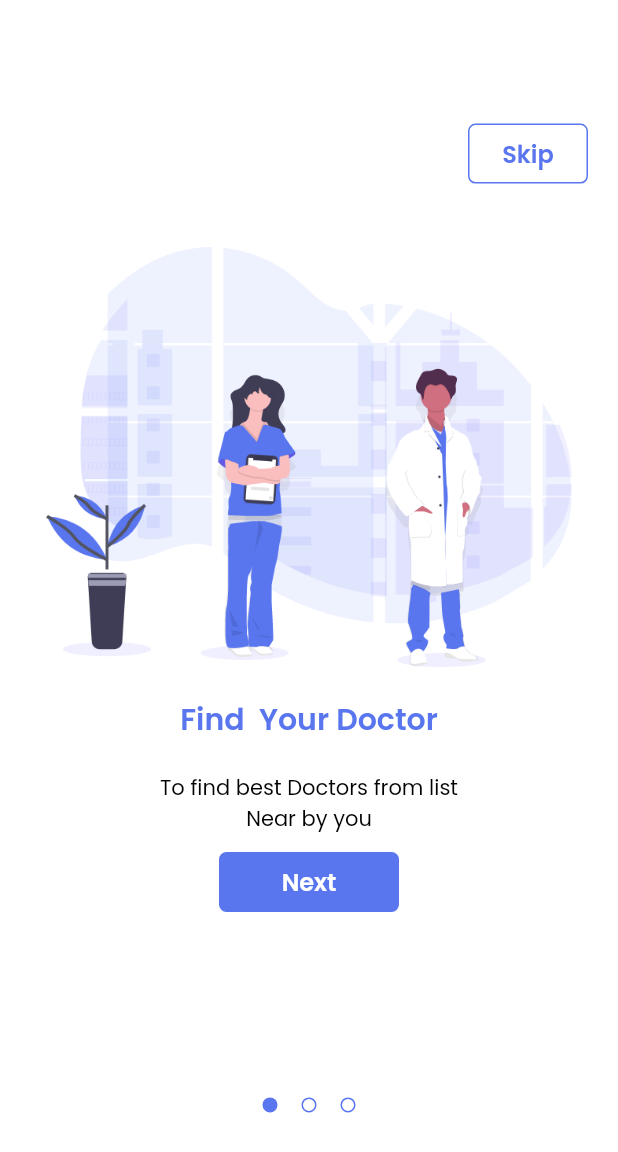
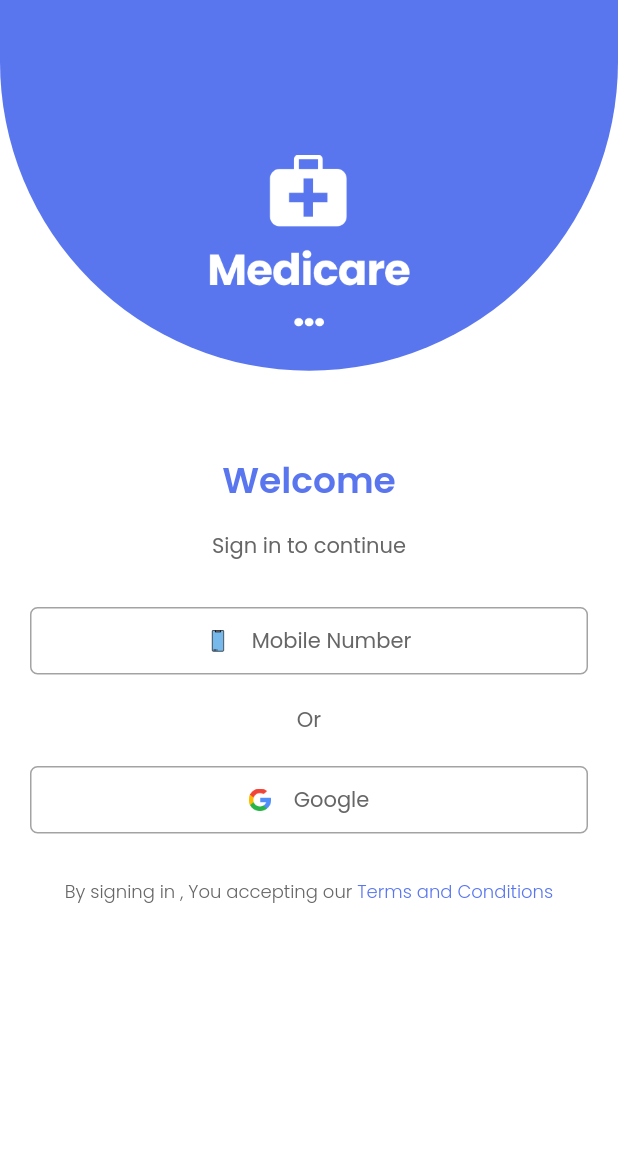
Before and after one commit to codeforany/medicare_app_flutter, a Flutter app: the OnBoardingScreen screen opened directly, after a tap on "Skip", on a phone screen of 412 x 824 dp. Shown: the top 1152 px of the screen. Run offline on Flutter 3.47's test engine with Material 3 defaults, Android fonts, the light colour scheme and no system bars; missing offline and left inert: fl_country_code_picker.

Commit message:
added login & mobile number screen with country code picker

```diff
--- /dev/null
+++ b/lib/screen/login/login_screen.dart
@@ -0,0 +1,176 @@
+import 'package:flutter/material.dart';
+import 'package:medicare/common/color_extension.dart';
+import 'package:medicare/screen/login/mobile_screen.dart';
+
+class LoginScreen extends StatefulWidget {
+  const LoginScreen({super.key});
+
+  @override
+  State<LoginScreen> createState() => _LoginScreenState();
+}
+
+class _LoginScreenState extends State<LoginScreen> {
+  @override
+  Widget build(BuildContext context) {
+    return Scaffold(
+      backgroundColor: Colors.white,
+      body: Column(
+        crossAxisAlignment: CrossAxisAlignment.center,
+        children: [
+          Stack(
+            alignment: Alignment.bottomCenter,
+            children: [
+              Container(
+                width: double.maxFinite,
+                height: context.width * 0.6,
+                decoration: BoxDecoration(
+                  color: TColor.primary,
+                  borderRadius: BorderRadius.only(
+                    bottomLeft: Radius.circular(context.width),
+                    bottomRight: Radius.circular(context.width),
+                  ),
+                ),
+              ),
+              Padding(
+                padding: const EdgeInsets.only(bottom: 20),
+                child: Image.asset(
+                  "assets/img/splash_logo.png",
+                  width: context.width * 0.33,
+                ),
+              )
+            ],
+          ),
+          const Spacer(),
+          Text(
+            "Welcome",
+            style: TextStyle(
+              color: TColor.primary,
+              fontSize: 24,
+              fontWeight: FontWeight.w600,
+            ),
+          ),
+          const SizedBox(
+            height: 15,
+          ),
+          Text(
+            "Sign in to continue",
+            style: TextStyle(
+              color: TColor.primaryText,
+              fontSize: 14,
+            ),
+          ),
+          const SizedBox(
+            height: 30,
+          ),
+          Padding(
+            padding: const EdgeInsets.symmetric(horizontal: 20),
+            child: InkWell(
+              onTap: () {
+                context.push( const MobileScreen() );
+              },
+              child: Container(
+                width: double.maxFinite,
+                height: 45,
+                decoration: BoxDecoration(
+                  borderRadius: BorderRadius.circular(5),
+                  border: Border.all(color: TColor.placeholder, width: 1),
+                ),
+                child: Row(
+                  mainAxisAlignment: MainAxisAlignment.center,
+                  children: [
+                    Image.asset(
+                      "assets/img/phone_ic.png",
+                      width: 15,
+                    ),
+                    const SizedBox(
+                      width: 15,
+                    ),
+                    Text(
+                      "Mobile Number",
+                      style: TextStyle(
+                        color: TColor.primaryText,
+                        fontSize: 14,
+                      ),
+                    ),
+                  ],
+                ),
+              ),
+            ),
+          ),
+          Padding(
+            padding: const EdgeInsets.symmetric(vertical: 20),
+            child: Text(
+              "Or",
+              style: TextStyle(
+                color: TColor.primaryText,
+                fontSize: 14,
+              ),
+            ),
+          ),
+          Padding(
+            padding: const EdgeInsets.symmetric(horizontal: 20),
+            child: InkWell(
+              onTap: () {},
+              child: Container(
+                width: double.maxFinite,
+                height: 45,
+                decoration: BoxDecoration(
+                  borderRadius: BorderRadius.circular(5),
+                  border: Border.all(color: TColor.placeholder, width: 1),
+                ),
+                child: Row(
+                  mainAxisAlignment: MainAxisAlignment.center,
+                  children: [
+                    Image.asset(
+                      "assets/img/google_ic.png",
+                      width: 15,
+                    ),
+                    const SizedBox(
+                      width: 15,
+                    ),
+                    Text(
+                      "Google",
+                      style: TextStyle(
+                        color: TColor.primaryText,
+                        fontSize: 14,
+                      ),
+                    ),
+                  ],
+                ),
+              ),
+            ),
+          ),
+          const SizedBox(
+            height: 30,
+          ),
+          Row(
+            mainAxisAlignment: MainAxisAlignment.center,
+            children: [
+              Text(
+                "By signing in , You accepting our",
+                style: TextStyle(
+                    color: TColor.primaryText,
+                    fontSize: 12,
+                    fontWeight: FontWeight.w300),
+              ),
+              InkWell(
+                onTap: () {},
+                child: Text(
+                  " Terms and Conditions",
+                  style: TextStyle(
+                      color: TColor.primary,
+                      fontSize: 12,
+                      fontWeight: FontWeight.w300),
+                ),
+              )
+            ],
+          ),
+          const Spacer(),
+          SizedBox(
+            height: context.width * 0.4,
+          ),
+        ],
+      ),
+    );
+  }
+}
--- a/lib/screen/login/on_boarding_screen.dart
+++ b/lib/screen/login/on_boarding_screen.dart
@@ -1,6 +1,6 @@
 import 'package:flutter/material.dart';
 import 'package:medicare/common/color_extension.dart';
-import 'package:medicare/main.dart';
+import 'package:medicare/screen/login/login_screen.dart';
 
 class OnBoardingScreen extends StatefulWidget {
   const OnBoardingScreen({super.key});
@@ -188,5 +188,6 @@ class _OnBoardingScreenState extends State<OnBoardingScreen> {
   //TODO: ACTION
   void actionNextScreen() {
     debugPrint("Last Page Screen Open");
+    context.push( const LoginScreen() );
   }
 }
--- a/pubspec.yaml
+++ b/pubspec.yaml
@@ -35,6 +35,7 @@ dependencies:
   # The following adds the Cupertino Icons font to your application.
   # Use with the CupertinoIcons class for iOS style icons.
   cupertino_icons: ^1.0.8
+  fl_country_code_picker: ^0.1.9+1
 
 dev_dependencies:
   flutter_test:
```
Also changed, not shown: lib/screen/login/mobile_screen.dart (added, +158 -0 lines), assets/img/color_logo.png (added), assets/img/google_ic.png (added), assets/img/phone_ic.png (added), lib/screen/login/otp_screen.dart (added), pubspec.lock.
